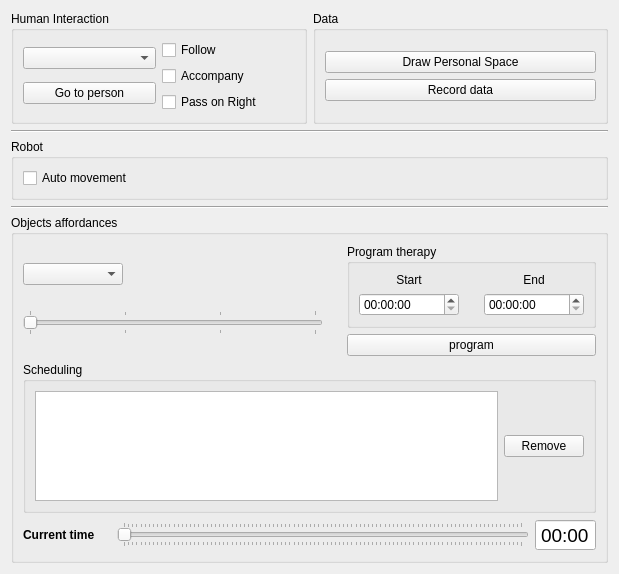
robocomp/robocomp-viriato, file components/newSocialNavigationAgent/src/mainUI.ui: the form before one commit.
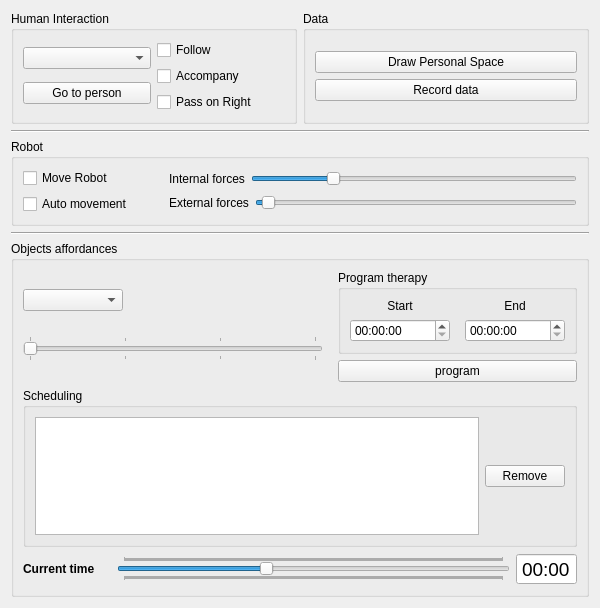
The form after the commit.

Commit message: added two sliders to control the external and internal forces

The edit to the form file:
```diff
--- a/components/newSocialNavigationAgent/src/mainUI.ui
+++ b/components/newSocialNavigationAgent/src/mainUI.ui
@@ -6,8 +6,8 @@
    <rect>
     <x>0</x>
     <y>0</y>
-    <width>619</width>
-    <height>574</height>
+    <width>600</width>
+    <height>608</height>
    </rect>
   </property>
   <property name="windowTitle">
@@ -123,14 +123,93 @@
      </property>
      <layout class="QHBoxLayout" name="horizontalLayout_6">
       <item>
-       <widget class="QCheckBox" name="robotMov_checkbox">
-        <property name="text">
-         <string>Auto movement</string>
+       <layout class="QVBoxLayout" name="verticalLayout_13">
+        <item>
+         <widget class="QCheckBox" name="robotMov_checkbox">
+          <property name="text">
+           <string>Move Robot</string>
+          </property>
+         </widget>
+        </item>
+        <item>
+         <widget class="QCheckBox" name="autoMov_checkbox">
+          <property name="text">
+           <string>Auto movement</string>
+          </property>
+          <property name="checked">
+           <bool>false</bool>
+          </property>
+         </widget>
+        </item>
+       </layout>
+      </item>
+      <item>
+       <spacer name="horizontalSpacer_2">
+        <property name="orientation">
+         <enum>Qt::Horizontal</enum>
         </property>
-        <property name="checked">
-         <bool>false</bool>
+        <property name="sizeType">
+         <enum>QSizePolicy::Maximum</enum>
         </property>
-       </widget>
+        <property name="sizeHint" stdset="0">
+         <size>
+          <width>30</width>
+          <height>20</height>
+         </size>
+        </property>
+       </spacer>
+      </item>
+      <item>
+       <layout class="QVBoxLayout" name="verticalLayout_4">
+        <item>
+         <layout class="QHBoxLayout" name="horizontalLayout_9">
+          <item>
+           <widget class="QLabel" name="label_5">
+            <property name="text">
+             <string>Internal forces</string>
+            </property>
+           </widget>
+          </item>
+          <item>
+           <widget class="QSlider" name="ki_slider">
+            <property name="maximum">
+             <number>500</number>
+            </property>
+            <property name="value">
+             <number>120</number>
+            </property>
+            <property name="orientation">
+             <enum>Qt::Horizontal</enum>
+            </property>
+           </widget>
+          </item>
+         </layout>
+        </item>
+        <item>
+         <layout class="QHBoxLayout" name="horizontalLayout_8">
+          <item>
+           <widget class="QLabel" name="label_4">
+            <property name="text">
+             <string>External forces</string>
+            </property>
+           </widget>
+          </item>
+          <item>
+           <widget class="QSlider" name="ke_slider">
+            <property name="maximum">
+             <number>500</number>
+            </property>
+            <property name="sliderPosition">
+             <number>10</number>
+            </property>
+            <property name="orientation">
+             <enum>Qt::Horizontal</enum>
+            </property>
+           </widget>
+          </item>
+         </layout>
+        </item>
+       </layout>
       </item>
      </layout>
     </widget>
@@ -487,13 +566,16 @@
         <item>
          <widget class="QSlider" name="currtime_slider">
           <property name="maximum">
-           <number>1440</number>
+           <number>1439</number>
           </property>
           <property name="singleStep">
-           <number>15</number>
+           <number>1</number>
           </property>
           <property name="pageStep">
-           <number>15</number>
+           <number>1</number>
+          </property>
+          <property name="sliderPosition">
+           <number>540</number>
           </property>
           <property name="orientation">
            <enum>Qt::Horizontal</enum>
```
The commit also changes 6 other files.
